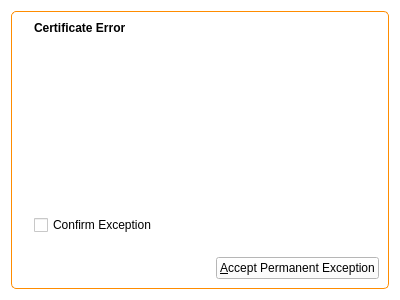
Qt form 2.x/UI/dooble_certificate_exceptions_widget.ui (textbrowser/dooble) before a commit.
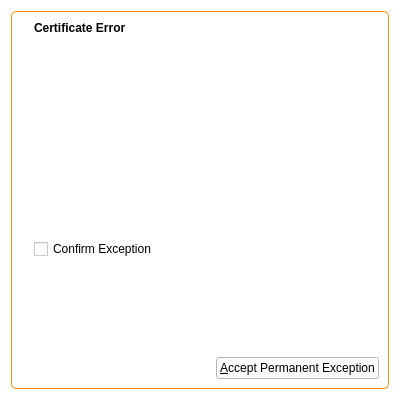
The same form after that commit. Icons and pictures are not drawn.

```diff
--- a/2.x/UI/dooble_certificate_exceptions_widget.ui
+++ b/2.x/UI/dooble_certificate_exceptions_widget.ui
@@ -7,7 +7,7 @@
     <x>0</x>
     <y>0</y>
     <width>400</width>
-    <height>300</height>
+    <height>400</height>
    </rect>
   </property>
   <property name="windowTitle">
```
